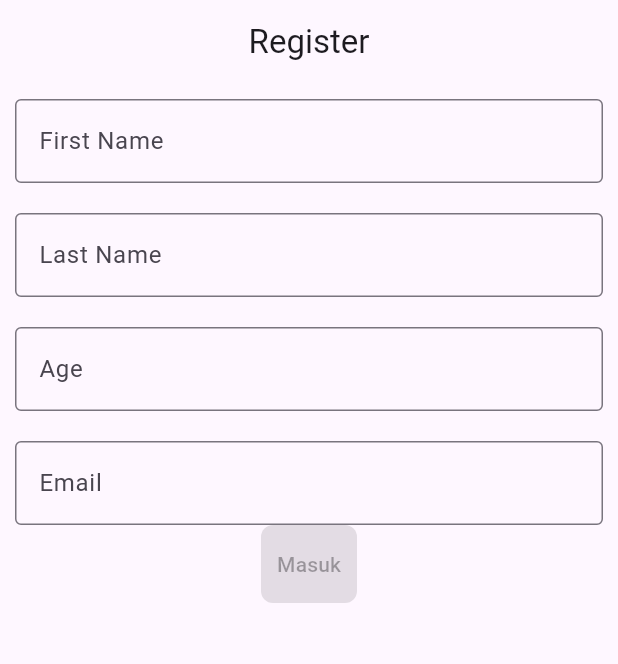
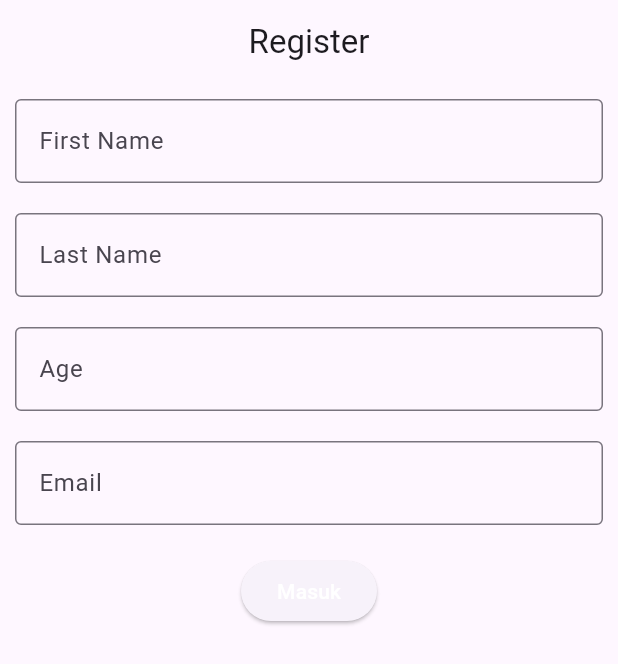
Before and after one commit to Reeptto/2407810040004_ujian_api, a Flutter app: the screen it shows after launch, on a phone screen of 412 x 824 dp. Shown: the top 664 px of the screen. Run offline on Flutter 3.47's test engine with Material 3 defaults, Android fonts, the phone set to English and light mode, and no system bars.

Commit message:
membuat form register

```diff
--- a/lib/page/register.dart
+++ b/lib/page/register.dart
@@ -6,6 +6,7 @@ class RegisterPage extends StatefulWidget {
   @override
   State<RegisterPage> createState() => _RegisterPageState();
 }
+
 
 class _RegisterPageState extends State<RegisterPage> {
   // 1. Membuat Controller untuk mengambil input user
@@ -16,6 +17,11 @@ class _RegisterPageState extends State<RegisterPage> {
 
   bool loading = false;
 
+  Future<void> cekLogin() async {
+    setState(() {
+      loading = true;
+    });
+  }
 
   @override
   void dispose() {
@@ -68,20 +74,20 @@ class _RegisterPageState extends State<RegisterPage> {
                   border: OutlineInputBorder()
                 ),
               ),
+              SizedBox(height: 20,),
                ElevatedButton(
                 onPressed: loading ? null :cekLogin,
 
                 // Memberikan warna ungu pada tombol (sesuai contoh)
                 style: ElevatedButton.styleFrom(
-                  backgroundColor: Colors.deepPurple,
-                  padding: const EdgeInsets.symmetric(vertical: 16),
-                  shape: RoundedRectangleBorder(
-                    borderRadius: BorderRadius.circular(8),
-                  ),
+                  // backgroundColor: Colors.deepPurple,
+
                 ),
                 child: loading
                     ? CircularProgressIndicator(color: Colors.white)
-                    : Text("Masuk"),
+                    : Text("Masuk", style: TextStyle(
+                      color: Colors.white
+                    ),),
               ),
             ],
           ),
```
